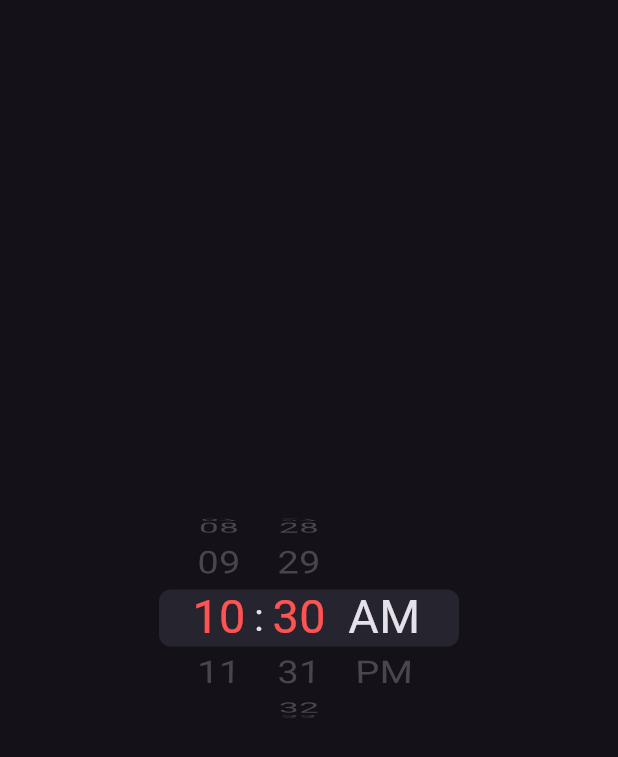
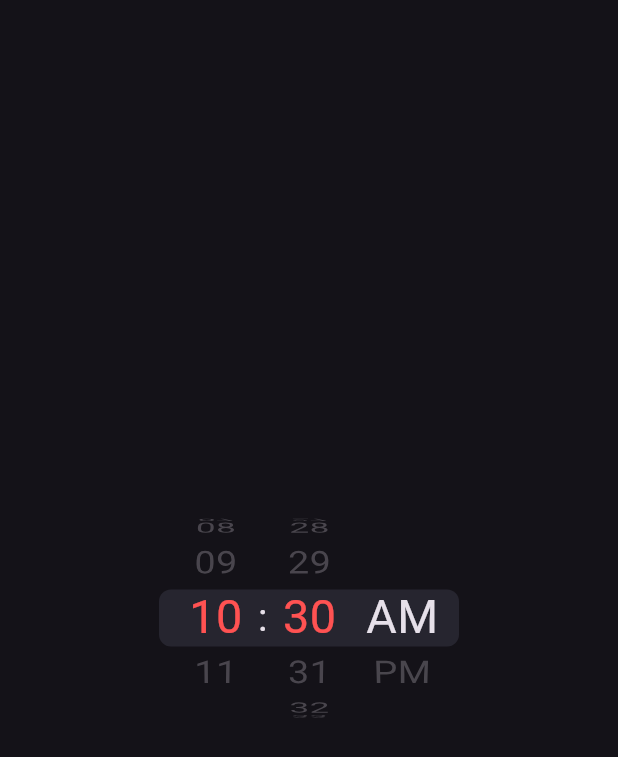
Before and after one commit to stavgafny/wheel_picker, a Flutter app: the screen it shows after launch, on a phone screen of 412 x 824 dp. Shown: the top 757 px of the screen. Run offline on Flutter 3.47's test engine with Material 3 defaults, Android fonts, the phone set to English and light mode, and no system bars.

Commit message:
BREAKING CHANGE: `size` property has been removed
The `size` property has been removed from the WheelPicker widget.

Developers will need to adjust their code to manage the widget's size
and constraints manually. The widget will now default to taking up all
available space.

```diff
--- a/example/lib/main.dart
+++ b/example/lib/main.dart
@@ -43,7 +43,6 @@ class _WheelPickerExampleState extends State<WheelPickerExample> {
   Widget build(BuildContext context) {
     const textStyle = TextStyle(fontSize: 26.0, height: 1.5);
     final wheelStyle = WheelPickerStyle(
-      size: 200,
       itemExtent: textStyle.fontSize! * textStyle.height!, // Text height
       squeeze: 1.25,
       diameterRatio: .8,
@@ -57,17 +56,20 @@ class _WheelPickerExampleState extends State<WheelPickerExample> {
 
     final timeWheels = <Widget>[
       for (final wheelController in [_hoursWheel, _minutesWheel])
-        WheelPicker(
+        Expanded(
+          child: WheelPicker(
             builder: itemBuilder,
             controller: wheelController,
             looping: wheelController == _minutesWheel,
             style: wheelStyle,
             selectedIndexColor: Colors.redAccent,
           ),
+        ),
     ];
     timeWheels.insert(1, const Text(":", style: textStyle));
 
-    final amPmWheel = WheelPicker(
+    final amPmWheel = Expanded(
+      child: WheelPicker(
         itemCount: 2,
         builder: (context, index) {
           return Text(["AM", "PM"][index], style: textStyle);
@@ -80,25 +82,29 @@ class _WheelPickerExampleState extends State<WheelPickerExample> {
             curve: Curves.bounceOut,
           ),
         ),
+      ),
     );
 
-    return SizedBox(
-      width: wheelStyle.size,
+    return Center(
+      child: SizedBox(
+        width: 200.0,
+        height: 200.0,
         child: Stack(
           fit: StackFit.expand,
           children: [
             _centerBar(context),
-          Row(
-            mainAxisAlignment: MainAxisAlignment.center,
+            Padding(
+              padding: const EdgeInsets.symmetric(horizontal: 10.0),
+              child: Row(
                 children: [
                   ...timeWheels,
-              Padding(
-                padding: const EdgeInsets.symmetric(horizontal: 10.0),
-                child: amPmWheel,
+                  const SizedBox(width: 6.0),
+                  amPmWheel,
+                ],
+              ),
             ),
           ],
         ),
-        ],
       ),
     );
   }
--- a/lib/src/wheel_picker.dart
+++ b/lib/src/wheel_picker.dart
@@ -10,6 +10,8 @@ part of './wheel_picker_controller.dart';
 /// - Provides the ability to highlight the selected item with a color shader.
 ///
 /// For more control, use it with the `WheelPickerController`.
+///
+/// > _Note: If not wrapped or constrained, the widget will take up all available space._
 ///
 /// Usage:
 /// `WheelPicker` is highly configurable and can be adapted to different use cases by specifying the builder function, initial settings, and style properties. It's a valuable component for creating user-friendly and visually appealing selection interfaces in your Flutter applications.
@@ -32,8 +34,8 @@ part of './wheel_picker_controller.dart';
 ///   },
 ///   style: WheelPickerStyle(
 ///     // Customize the appearance and behavior.
-///     size: 150,
 ///     itemExtent: 50,
+///     diameterRatio: .8
 ///     // ...
 ///   ),
 /// )
@@ -180,14 +182,12 @@ class _WheelPickerState extends State<WheelPicker> {
       wheel = _centerColorShaderMaskWrapper(wheel: wheel);
     }
 
-    return _scrollDirectionWrapper(
+    wheel = _scrollDirectionWrapper(
       rotateClockwise: false,
-      child: SizedBox(
-        width: widget.style.itemExtent * widget.style.magnification,
-        height: widget.style.size,
       child: wheel,
-      ),
     );
+
+    return wheel;
   }
 
   /// Factory method that updates possible [widget.controller] and calls possible [widget.onIndexChanged]
@@ -255,40 +255,55 @@ class _WheelPickerState extends State<WheelPicker> {
     );
   }
 
-  /// Wrapps wheel with a [GestureDetector] to register tap events and based on
-  /// the tap location it shifts the wheel.
+  /// Wraps the [wheel] widget with a [GestureDetector] to register tap events and
+  /// shift the wheel based on the tap location.
   ///
-  /// The way this is done is by getting the tap location offset from the center
-  /// and if it is above half the itemExtent then it shifts up or down according
-  /// to whether an offset is positive or negative.
-  /// If the offset is smaller then half the itemExtent, it does nothing.
+  /// The wheel's size is considered as a ratio from -1 to 1, with 0 representing the center.
+  /// When a tap is detected, the tap location is converted into this ratio as an offset from the center.
+  ///
+  /// If the offset is smaller than the wheel's `itemExtent` ratio (referred to as `offCenterRatio`),
+  /// no action is taken.
+  ///
+  /// If the offset is not smaller, the wheel shifts up or down depending on whether the offset
+  /// is positive or negative.
   Widget _tapDetectsWrapper({required Widget wheel}) {
-    final offCenterSize = (widget.style.itemExtent * .5) / widget.style.size;
+    // The layout builder is for getting the maxHeight which is the wheel size.
+    return LayoutBuilder(
+      builder: (context, constraints) {
+        final wheelSize = constraints.maxHeight;
+        final offCenterRatio = (widget.style.itemExtent / wheelSize);
         return GestureDetector(
           onTapUp: (details) {
             final tapLocation = details.localPosition.dy;
-        final normalizedLocation = (tapLocation / widget.style.size) - .5;
-        if (normalizedLocation > offCenterSize) {
-          _controller.shiftDown();
-        } else if (normalizedLocation < -offCenterSize) {
-          _controller.shiftUp();
+            final normalizedLocation = -1.0 + ((tapLocation / wheelSize) * 2.0);
+
+            if (normalizedLocation.abs() >= offCenterRatio) {
+              normalizedLocation > 0
+                  ? _controller.shiftDown()
+                  : _controller.shiftUp();
             }
           },
           child: wheel,
+        );
+      },
     );
   }
 
   /// Wrapps wheel with a [ShaderMask] of [BlendMode.srcATop] and places it on top
   /// of the wheel's center with size of the `itemExtent` and `magnification`.
   Widget _centerColorShaderMaskWrapper({required Widget? wheel}) {
+    return LayoutBuilder(
+      // The layout builder is for getting the maxHeight which is the wheel size.
+      builder: (context, constraints) {
+        final wheelSize = constraints.maxHeight;
+        final itemView = widget.style.itemExtent * widget.style.magnification;
+
+        // Shader stops.
+        final v = (1 - itemView / wheelSize) * .5;
+
         return ShaderMask(
           blendMode: BlendMode.srcATop,
           shaderCallback: (Rect bounds) {
-        final v = (1 -
-                (widget.style.itemExtent * widget.style.magnification) /
-                    widget.style.size) *
-            .5;
-
             return LinearGradient(
               begin: Alignment.topCenter,
               end: Alignment.bottomCenter,
@@ -303,5 +318,7 @@ class _WheelPickerState extends State<WheelPicker> {
           },
           child: wheel,
         );
+      },
+    );
   }
 }
--- a/lib/src/wheel_picker_style.dart
+++ b/lib/src/wheel_picker_style.dart
@@ -2,10 +2,8 @@ import 'package:flutter/material.dart';
 
 /// WheelPicker styling options.
 ///
-/// This class allows you to customize the appearance and behavior of the
-/// WheelPicker widget, including dimensions, item extent, and animation style.
+/// This class allows you to customize the appearance of the WheelPicker widget.
 class WheelPickerStyle {
-  static const _defaultSize = 150.0;
   static const _defaultItemExtent = 20.0;
   static const _defaultDiameterRatio = 1.0;
   static const _defaultSqueeze = 1.0;
@@ -15,9 +13,6 @@ class WheelPickerStyle {
     duration: Duration(milliseconds: 200),
     curve: Curves.decelerate,
   );
-
-  /// The size of the WheelPicker widget, (vertical height or horizontal width).
-  final double size;
 
   /// The extent of each item in the WheelPicker. It determines the size of
   /// each item displayed in the wheel.
@@ -45,7 +40,6 @@ class WheelPickerStyle {
   /// This class allows you to customize the appearance and behavior of the
   /// WheelPicker widget, including dimensions, item extent, and animation style.
   const WheelPickerStyle({
-    this.size = _defaultSize,
     this.itemExtent = _defaultItemExtent,
     this.diameterRatio = _defaultDiameterRatio,
     this.squeeze = _defaultSqueeze,
@@ -60,7 +54,6 @@ class WheelPickerStyle {
   /// Creates a copy of the current [WheelPickerStyle] with the specified
   /// properties overridden.
   WheelPickerStyle copyWith({
-    double? size,
     double? itemExtent,
     double? diameterRatio,
     double? squeeze,
@@ -69,7 +62,6 @@ class WheelPickerStyle {
     WheelShiftAnimationStyle? shiftAnimationStyle,
   }) {
     return WheelPickerStyle(
-      size: size ?? this.size,
       itemExtent: itemExtent ?? this.itemExtent,
       diameterRatio: diameterRatio ?? this.diameterRatio,
       squeeze: squeeze ?? this.squeeze,
@@ -81,7 +73,7 @@ class WheelPickerStyle {
 
   @override
   String toString() {
-    return 'WheelPickerStyle(size: $size, itemExtent: $itemExtent, diameterRatio: $diameterRatio, squeeze: $squeeze, surroundingOpacity: $surroundingOpacity, magnification: $magnification, shiftAnimationStyle: $shiftAnimationStyle)';
+    return 'WheelPickerStyle(itemExtent: $itemExtent, diameterRatio: $diameterRatio, squeeze: $squeeze, surroundingOpacity: $surroundingOpacity, magnification: $magnification, shiftAnimationStyle: $shiftAnimationStyle)';
   }
 }
 
--- a/pubspec.yaml
+++ b/pubspec.yaml
@@ -1,6 +1,6 @@
 name: wheel_picker
 description: A value/time picking widget using input wheels. Customizable and light weight.
-version: 0.0.5
+version: 0.1.0
 # homepage:
 repository: https://github.com/stavgafny/wheel_picker
 
```
Also changed, not shown: example/pubspec.lock, 2 other files. Lines whose indentation alone changed are shown as unchanged.
